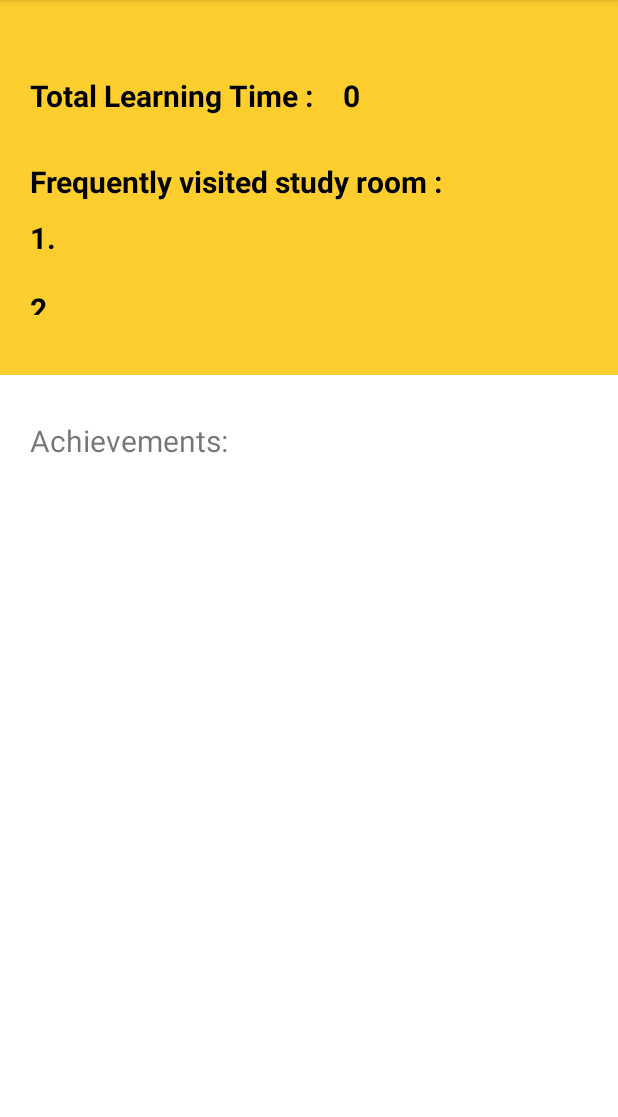
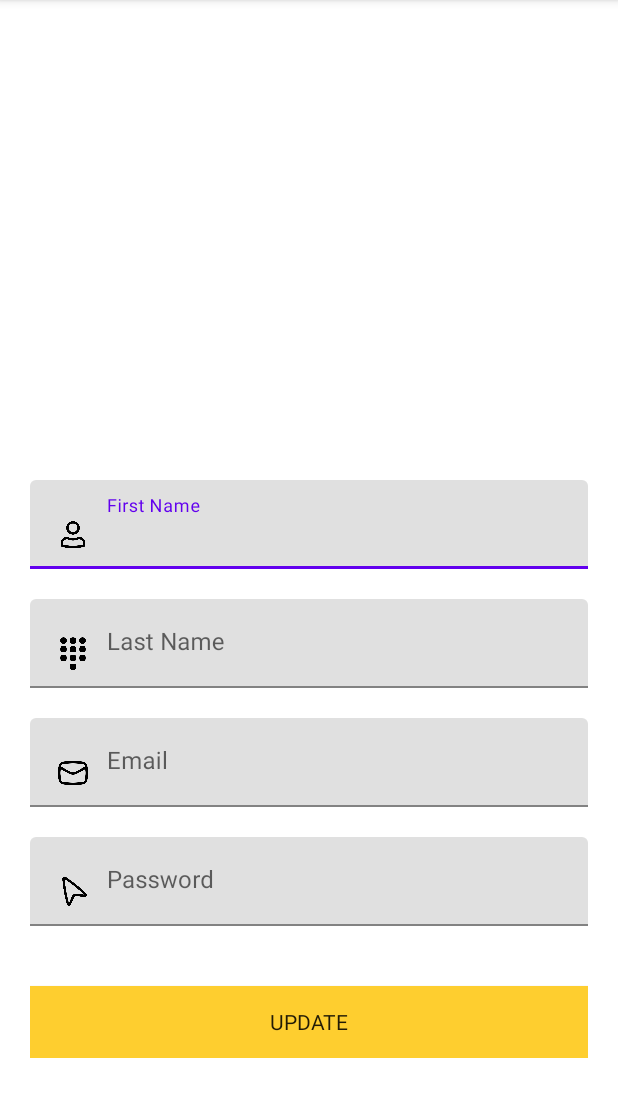
Before and after one commit to kelvenez/LearningApplication, an Android app: the screen it shows after launch (AchievementActivity before the commit, EditUserProfile after it), on a phone screen of 412 x 824 dp, the part 84-1201 px from its top. Run offline under Robolectric (Android 15) with nearby library versions, the phone set to English and light mode, and no system bars; our stand-ins replace Firebase (no records; nobody signed in at launch, a user with empty details on screens opened directly); pictures from the network do not load; Roboto replaces fonts that are not available here.

Commit message:
save for merging

```diff
--- a/app/src/main/AndroidManifest.xml
+++ b/app/src/main/AndroidManifest.xml
@@ -29,11 +29,7 @@
         <activity
             android:name=".Achievement.AchievementActivity"
             android:exported="true" >
-            <intent-filter>
-                <action android:name="android.intent.action.MAIN" />
 
-                <category android:name="android.intent.category.LAUNCHER" />
-            </intent-filter>
         </activity>
 
         <activity
@@ -66,7 +62,11 @@
         <activity
             android:name=".UserProfile.EditUserProfile"
             android:exported="true">
+            <intent-filter>
+                <action android:name="android.intent.action.MAIN" />
 
+                <category android:name="android.intent.category.LAUNCHER" />
+            </intent-filter>
         </activity>
         <activity
             android:name=".MainActivity"
--- a/app/src/main/java/com/example/studytoworld/Register.java
+++ b/app/src/main/java/com/example/studytoworld/Register.java
@@ -103,7 +103,7 @@ public class Register extends AppCompatActivity {
                     public void onComplete(@NonNull Task<AuthResult> task)
                     {
                         if (task.isSuccessful()) {
-                            UserInfo helperClass = new UserInfo(email, password, first_name, last_name);
+                            UserInfo helperClass = new UserInfo(email, password, first_name, last_name,mAuth.getUid());
                             myRef.child(password).setValue(helperClass);
 
                             Toast.makeText(getApplicationContext(),
--- a/app/src/main/java/com/example/studytoworld/UserProfile/UserInfo.java
+++ b/app/src/main/java/com/example/studytoworld/UserProfile/UserInfo.java
@@ -10,6 +10,7 @@ public class UserInfo {
     ArrayList<Schedule> schedules;
     ArrayList<Achievement> achievements;
     StudyTime studyTime;
+    String id;
 
     public UserInfo() {
         schedules=new ArrayList<>();
@@ -17,11 +18,12 @@ public class UserInfo {
         studyTime = new StudyTime(0);
     }
 
-    public UserInfo(String email, String password, String first_name, String last_name) {
+    public UserInfo(String email, String password, String first_name, String last_name, String id ) {
         this.email = email;
         this.password = password;
         this.first_name = first_name;
         this.last_name = last_name;
+        this.id=id;
         schedules=new ArrayList<>();
         achievements=new ArrayList<>();
         studyTime = new StudyTime(0);
--- /dev/null
+++ b/app/src/main/res/drawable/drawable_left_cursor.xml
@@ -0,0 +1,10 @@
+<?xml version="1.0" encoding="utf-8"?>
+<layer-list xmlns:android="http://schemas.android.com/apk/res/android" >
+    // I think it should be more smaller if i set 15sp.
+    <item
+        android:drawable="@drawable/cursor"
+        android:width="25dp"
+        android:height="25dp"
+        />
+
+</layer-list >
--- /dev/null
+++ b/app/src/main/res/drawable/drawable_left_dialpad.xml
@@ -0,0 +1,10 @@
+<?xml version="1.0" encoding="utf-8"?>
+<layer-list xmlns:android="http://schemas.android.com/apk/res/android" >
+    // I think it should be more smaller if i set 15sp.
+    <item
+        android:drawable="@drawable/dialpad"
+        android:width="25dp"
+        android:height="25dp"
+        />
+
+</layer-list >
--- /dev/null
+++ b/app/src/main/res/drawable/drawable_left_envelop.xml
@@ -0,0 +1,10 @@
+<?xml version="1.0" encoding="utf-8"?>
+<layer-list xmlns:android="http://schemas.android.com/apk/res/android" >
+    // I think it should be more smaller if i set 15sp.
+    <item
+        android:drawable="@drawable/envelope"
+        android:width="25dp"
+        android:height="25dp"
+        />
+
+</layer-list >
--- /dev/null
+++ b/app/src/main/res/drawable/drawable_left_user.xml
@@ -0,0 +1,10 @@
+<?xml version="1.0" encoding="utf-8"?>
+<layer-list xmlns:android="http://schemas.android.com/apk/res/android" >
+    // I think it should be more smaller if i set 15sp.
+    <item
+        android:drawable="@drawable/user"
+        android:width="25dp"
+        android:height="25dp"
+        />
+
+</layer-list >
--- a/app/src/main/res/layout/activity_edit_user_profile.xml
+++ b/app/src/main/res/layout/activity_edit_user_profile.xml
@@ -35,6 +35,7 @@
             android:padding="20dp"
             android:orientation="vertical">
 
+
             <com.google.android.material.textfield.TextInputLayout
             android:layout_width="match_parent"
             android:layout_height="wrap_content"
@@ -45,7 +46,7 @@
                     android:id="@+id/firstName"
                     android:layout_width="match_parent"
                     android:layout_height="wrap_content"
-
+                    android:drawableLeft="@drawable/drawable_left_user"
                     android:drawablePadding="10dp" />
         </com.google.android.material.textfield.TextInputLayout>
 
@@ -59,7 +60,7 @@
                     android:id="@+id/LastName"
                     android:layout_width="match_parent"
                     android:layout_height="wrap_content"
-
+                    android:drawableLeft="@drawable/drawable_left_dialpad"
                     android:drawablePadding="10dp" />
             </com.google.android.material.textfield.TextInputLayout>
 
@@ -73,7 +74,7 @@
                     android:id="@+id/email"
                     android:layout_width="match_parent"
                     android:layout_height="wrap_content"
-
+                    android:drawableLeft="@drawable/drawable_left_envelop"
                     android:drawablePadding="10dp" />
             </com.google.android.material.textfield.TextInputLayout>
 
@@ -87,7 +88,7 @@
                     android:id="@+id/passwd"
                     android:layout_width="match_parent"
                     android:layout_height="wrap_content"
-
+                    android:drawableLeft="@drawable/drawable_left_cursor"
                     android:drawablePadding="10dp" />
             </com.google.android.material.textfield.TextInputLayout>
 
```
Also changed, not shown: app/src/main/res/drawable-v24/cursor.png (added), app/src/main/res/drawable-v24/dialpad.png (added), app/src/main/res/drawable-v24/envelope.png (added), app/src/main/res/drawable-v24/user.png (added).
